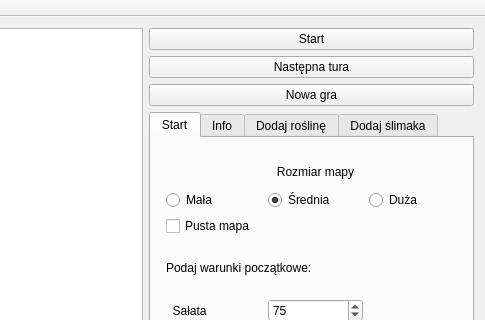
Qt form mainwindow.ui (KarolStachurka/PJC) before a commit; both pictures show x 130 to 615 and y 0 to 320 of the 615 by 534 pixel window.
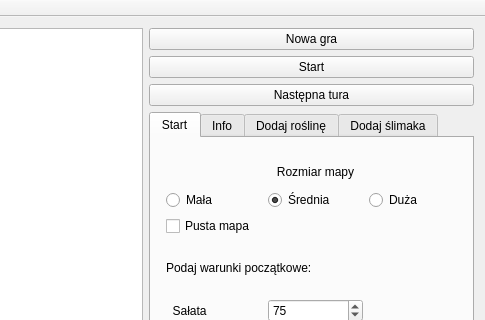
The same form after that commit.

Commit message: creating game class

```diff
--- a/mainwindow.ui
+++ b/mainwindow.ui
@@ -62,6 +62,13 @@
         <item>
          <layout class="QGridLayout" name="gridLayout_2"/>
         </item>
+        <item>
+         <widget class="QPushButton" name="resetButton">
+          <property name="text">
+           <string>Nowa gra</string>
+          </property>
+         </widget>
+        </item>
         <item>
          <widget class="QPushButton" name="automaticMode">
           <property name="text">
@@ -76,13 +83,6 @@
           </property>
          </widget>
         </item>
-        <item>
-         <widget class="QPushButton" name="resetButton">
-          <property name="text">
-           <string>Nowa gra</string>
-          </property>
-         </widget>
-        </item>
         <item>
          <widget class="QTabWidget" name="tabWidget">
           <property name="sizePolicy">
```
The commit also changes 5 other files.
